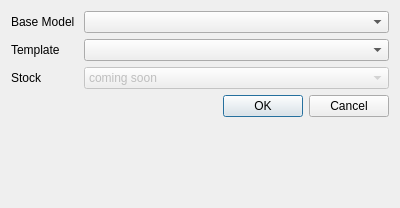
The window that src/Mod/Path/Gui/Resources/panels/DlgJobCreate.ui (berndhahnebach/All_FreeCAD) describes before a commit, drawn with Qt 5.
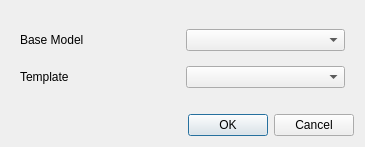
The same window after the commit.

Commit message: split PathJob into model and gui; Made PathJob a regular feature and moved operations into child compound; Added stock feature.

Patch:
```diff
--- a/src/Mod/Path/Gui/Resources/panels/DlgJobCreate.ui
+++ b/src/Mod/Path/Gui/Resources/panels/DlgJobCreate.ui
@@ -6,35 +6,18 @@
    <rect>
     <x>0</x>
     <y>0</y>
-    <width>400</width>
-    <height>208</height>
+    <width>365</width>
+    <height>147</height>
    </rect>
   </property>
   <property name="windowTitle">
    <string>Dialog</string>
   </property>
-  <layout class="QFormLayout" name="formLayout">
-   <property name="fieldGrowthPolicy">
-    <enum>QFormLayout::AllNonFixedFieldsGrow</enum>
-   </property>
-   <item row="1" column="0">
-    <widget class="QLabel" name="label_4">
-     <property name="text">
-      <string>Base Model </string>
-     </property>
-    </widget>
-   </item>
+  <layout class="QVBoxLayout" name="verticalLayout_2">
+   <item>
+    <widget class="QWidget" name="widget_4" native="true">
+     <layout class="QGridLayout" name="gridLayout_2">
    <item row="1" column="1">
-    <widget class="QComboBox" name="cbModel"/>
-   </item>
-   <item row="2" column="0">
-    <widget class="QLabel" name="label">
-     <property name="text">
-      <string>Template</string>
-     </property>
-    </widget>
-   </item>
-   <item row="2" column="1">
     <widget class="QComboBox" name="cbTemplate">
      <property name="enabled">
       <bool>true</bool>
@@ -44,27 +27,31 @@
      </property>
     </widget>
    </item>
-   <item row="3" column="0">
-    <widget class="QLabel" name="label_2">
+      <item row="0" column="0">
+       <widget class="QLabel" name="label_4">
      <property name="text">
-      <string>Stock</string>
+         <string>Base Model </string>
      </property>
     </widget>
    </item>
-   <item row="3" column="1">
-    <widget class="QComboBox" name="cbStock">
-     <property name="enabled">
-      <bool>false</bool>
-     </property>
+      <item row="1" column="0">
+       <widget class="QLabel" name="label">
+        <property name="text">
+         <string>Template</string>
+        </property>
+       </widget>
+      </item>
+      <item row="0" column="1">
+       <widget class="QComboBox" name="cbModel"/>
+      </item>
+     </layout>
+    </widget>
+   </item>
      <item>
-      <property name="text">
-       <string>coming soon</string>
-      </property>
-     </item>
-    </widget>
-   </item>
-   <item row="7" column="1">
     <widget class="QDialogButtonBox" name="buttonBox">
+     <property name="autoFillBackground">
+      <bool>false</bool>
+     </property>
      <property name="orientation">
       <enum>Qt::Horizontal</enum>
      </property>
```
Lines whose indentation alone changed are shown as unchanged. The commit also changes 16 other files.
